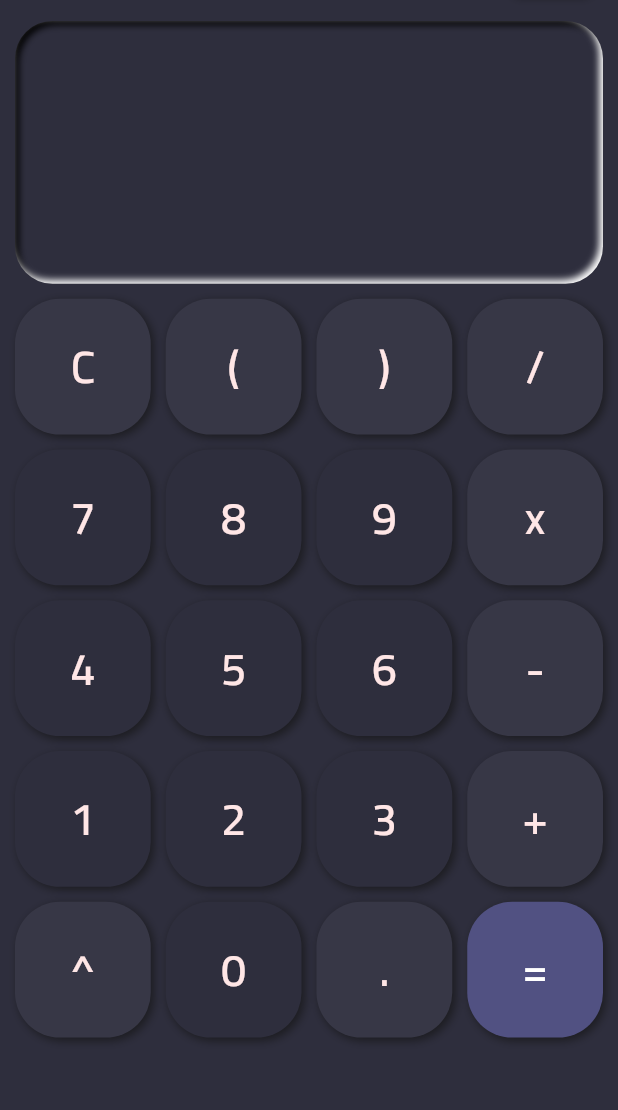
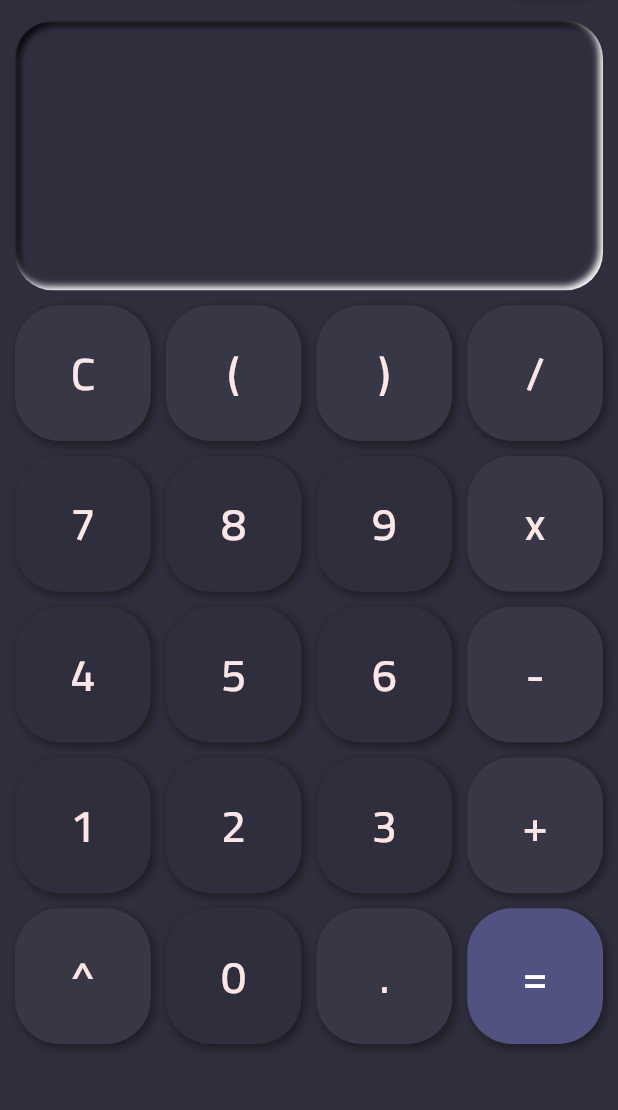
Before and after one commit to dhzdhd/InstaCalc, a Flutter app: the screen it shows after launch, on a phone screen of 412 x 824 dp, the part 111-1221 px from its top. Run offline on Flutter 3.47's test engine with Material 2 defaults, Android fonts, the phone set to English and light mode, and no system bars; drawn by our look-alikes of flutter_neumorphic; our stand-ins replace font_awesome_flutter, math_expressions, shared_preferences, sliding_up_panel, sqflite_common, sqflite_common_ffi; accounts and stored records are empty.

Commit message:
Updated README, improved percentage mode.

```diff
--- a/lib/main.dart
+++ b/lib/main.dart
@@ -1,7 +1,9 @@
 import 'package:flutter_neumorphic/flutter_neumorphic.dart';
 import 'package:insta_calculator/backend/storage.dart';
 import 'package:insta_calculator/models/calc.dart';
+import 'package:insta_calculator/models/history.dart';
 import 'package:insta_calculator/models/modes.dart';
+import 'package:insta_calculator/models/percentage_calc.dart';
 import 'package:insta_calculator/models/theme.dart';
 import 'package:insta_calculator/routes/history/history.dart';
 import 'package:insta_calculator/routes/home.dart';
@@ -28,7 +30,9 @@ class MyApp extends StatelessWidget {
       providers: [
         ChangeNotifierProvider(create: (context) => ThemeModel()),
         ChangeNotifierProvider(create: (context) => CalculateModel()),
-        ChangeNotifierProvider(create: (context) => ModeModel())
+        ChangeNotifierProvider(create: (context) => ModeModel()),
+        ChangeNotifierProvider(create: (context) => HistoryModel()),
+        ChangeNotifierProvider(create: (context) => PercentageCalculateModel()),
       ],
       child: Consumer<ThemeModel>(
         builder: (builder, model, child) {
--- /dev/null
+++ b/lib/models/percentage_calc.dart
@@ -0,0 +1,18 @@
+import 'package:flutter/cupertino.dart';
+
+class PercentageCalculateModel extends ChangeNotifier {
+  TextEditingController? numberController;
+  TextEditingController? percentageController;
+
+  void calculatePercent() {
+    notifyListeners();
+  }
+
+  void modulus() {
+    notifyListeners();
+  }
+
+  void negate() {
+    notifyListeners();
+  }
+}
--- a/lib/routes/modes/common/buttons.dart
+++ b/lib/routes/modes/common/buttons.dart
@@ -1,7 +1,6 @@
 import 'package:flutter/material.dart';
 import 'package:flutter_neumorphic/flutter_neumorphic.dart';
 import 'package:insta_calculator/models/theme.dart';
-import 'package:insta_calculator/routes/modes/common/button_list.dart';
 import 'package:insta_calculator/widgets/calc_button.dart';
 import 'package:provider/provider.dart';
 
@@ -15,17 +14,7 @@ class SimpleButtonContainer extends StatelessWidget {
     required this.aspectRatio,
     required this.buttonList,
     this.itemCount,
-  }) {
-    // items = List<CalcButton>.generate(20, (index) {
-    //   final item = buttonList[index];
-    //   return CalcButton(
-    //     item['text'] as String,
-    //     item['value'] as String,
-    //     item['color'] as String,
-    //     item['func'] as String,
-    //   );
-    // });
-  }
+  });
 
   @override
   Widget build(BuildContext context) {
@@ -42,7 +31,7 @@ class SimpleButtonContainer extends StatelessWidget {
           itemCount: itemCount ?? 20,
           padding: EdgeInsets.all(10),
           itemBuilder: (context, index) {
-            return CustomButton(
+            return CalcButton(
                 text: buttonList[index]['text'],
                 value: buttonList[index]['value'],
                 color: buttonList[index]['color'],
--- a/lib/routes/modes/scientific/scientific.dart
+++ b/lib/routes/modes/scientific/scientific.dart
@@ -13,14 +13,14 @@ class ScientificContentContainer extends StatelessWidget {
       child: Column(
         children: [
           Flexible(
-            flex: 5,
+            flex: 10,
             child: SizedBox(
               width: MediaQuery.of(context).size.width,
               child: FieldContainer(),
             ),
           ),
-          Flexible(
-            flex: 16,
+          Expanded(
+            flex: 31,
             child: SlidingUpPanel(
               color: Colors.white,
               borderRadius: BorderRadius.circular(15),
--- a/lib/routes/modes/simple/simple.dart
+++ b/lib/routes/modes/simple/simple.dart
@@ -12,14 +12,14 @@ class SimpleContentContainer extends StatelessWidget {
         child: Column(
           children: [
             Flexible(
-              flex: 5,
+              flex: 10,
               child: SizedBox(
                 width: MediaQuery.of(context).size.width,
                 child: FieldContainer(),
               ),
             ),
             Flexible(
-              flex: 16,
+              flex: 31,
               child: SizedBox(
                 width: MediaQuery.of(context).size.width,
                 child: SimpleButtonContainer(
--- a/lib/widgets/calc_button.dart
+++ b/lib/widgets/calc_button.dart
@@ -4,39 +4,14 @@ import 'package:insta_calculator/models/calc.dart';
 import 'package:insta_calculator/models/theme.dart';
 import 'package:provider/provider.dart';
 
-// class CalcButton {
-//   final String text;
-//   final String value;
-//   final String color;
-//   final String onPressed;
-
-//   CalcButton(this.text, this.value, this.color, this.onPressed);
-
-//   Widget buildText(BuildContext context) {
-//     return Text(text);
-//   }
-
-//   String buildValue() {
-//     return value;
-//   }
-
-//   String buildColor() {
-//     return color;
-//   }
-
-//   String buildFunc() {
-//     return onPressed;
-//   }
-// }
-
-class CustomButton extends StatelessWidget {
+class CalcButton extends StatelessWidget {
   final text;
   final value;
   final color;
   final onPressed;
   final fontSize;
 
-  CustomButton(
+  CalcButton(
       {required this.text,
       required this.value,
       required this.color,
```
Also changed, not shown: lib/routes/modes/percentage/percentage_fields.dart (+7 -4 lines), 1 other file.
